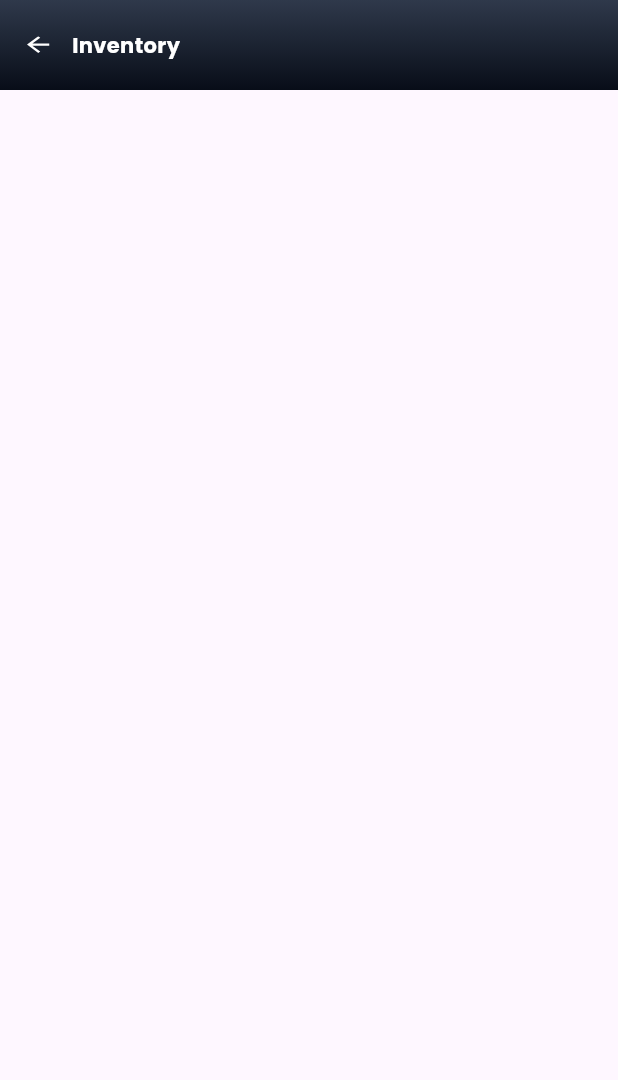
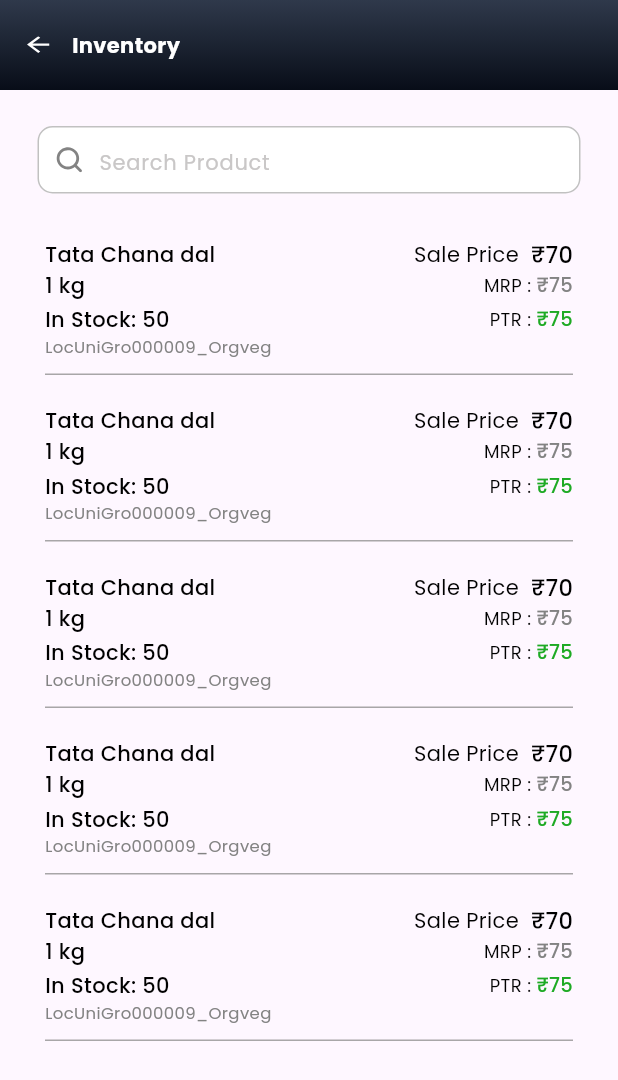
Before and after one commit to justsaagar/supplier-app, a Flutter app: the InventoryScreen screen opened by its route, on a phone screen of 412 x 824 dp. Shown: the top 1080 px of the screen. Run offline on Flutter 3.47's test engine with Material 2 defaults, Android fonts, the phone set to English and light mode, and no system bars; our stand-ins replace cached_network_image, carousel_slider, cloud_firestore, dropdown_button2, firebase_core, flutter_svg and 16 more; missing offline and left inert: open_store; accounts and stored records are empty.

Commit message:
Add : Inventory screen UI

```diff
--- a/lib/app/widget/app_text_form_field.dart
+++ b/lib/app/widget/app_text_form_field.dart
@@ -65,7 +65,7 @@ class AppTextFormField extends StatelessWidget {
           ),
           child: Row(
             children: [
-              if (prefixIcon != null) SizedBox(width: 60.px, child: prefixIcon),
+              if (prefixIcon != null) SizedBox(width: 40.px, child: prefixIcon),
               Expanded(
                 child: TextFormField(
                   controller: controller,
--- a/lib/controller/home_controller.dart
+++ b/lib/controller/home_controller.dart
@@ -3,6 +3,7 @@ import 'package:get/get.dart';
 import 'package:rxdart/rxdart.dart';
 import 'package:supplier/constant/app_asset.dart';
 import 'package:supplier/screen/dashboard_module/home/analytics_screen/analytics_screen.dart';
+import 'package:supplier/screen/inventory_screen/inventory_screen.dart';
 
 class HomeController extends GetxController {
   PageController controller = PageController();
@@ -11,7 +12,7 @@ class HomeController extends GetxController {
     {'image': AppAsset.newOrders, 'name': 'New orders', 'pageName': const AnalyticsScreen()},
     {'image': AppAsset.analysis, 'name': 'Analytics', 'pageName': const AnalyticsScreen()},
     {'image': AppAsset.retailers, 'name': 'Retailers', 'pageName': const AnalyticsScreen()},
-    {'image': AppAsset.inventory, 'name': 'Inventory', 'pageName': const AnalyticsScreen()},
+    {'image': AppAsset.inventory, 'name': 'Inventory', 'pageName': const InventoryScreen()},
     {'image': AppAsset.invoice, 'name': 'Invoice', 'pageName': const AnalyticsScreen()},
   ];
 }
--- /dev/null
+++ b/lib/controller/inventory_controller.dart
@@ -0,0 +1,6 @@
+import 'package:flutter/material.dart';
+import 'package:get/get.dart';
+
+class InventoryController extends GetxController {
+  TextEditingController searchController = TextEditingController();
+}
--- a/lib/screen/inventory_screen/inventory_screen.dart
+++ b/lib/screen/inventory_screen/inventory_screen.dart
@@ -1,5 +1,12 @@
 import 'package:flutter/material.dart';
+import 'package:get/get.dart';
 import 'package:supplier/app/widget/app_app_bar.dart';
+import 'package:supplier/app/widget/app_image_assets.dart';
+import 'package:supplier/app/widget/app_text.dart';
+import 'package:supplier/app/widget/app_text_form_field.dart';
+import 'package:supplier/constant/app_asset.dart';
+import 'package:supplier/constant/color_constant.dart';
+import 'package:supplier/controller/inventory_controller.dart';
 
 class InventoryScreen extends StatelessWidget {
   const InventoryScreen({Key? key}) : super(key: key);
@@ -8,6 +15,152 @@ class InventoryScreen extends StatelessWidget {
   Widget build(BuildContext context) {
     return Scaffold(
       appBar: AppAppBar(title: 'Inventory'),
+      body: GetBuilder(
+          init: InventoryController(),
+          builder: (InventoryController inventoryController) {
+            return Column(
+              children: [
+                searchBarView(inventoryController),
+                inventoryItemView(),
+              ],
+            );
+          }),
+    );
+  }
+
+  searchBarView(InventoryController inventoryController) {
+    return Container(
+      margin: const EdgeInsets.symmetric(horizontal: 25, vertical: 20),
+      child: AppTextFormField(
+        controller: inventoryController.searchController,
+        hintText: 'Search Product',
+        headerTitle: '',
+        filedColor: AppColorConstant.appWhite,
+        isBorder: true,
+        prefixIcon: const AppImageAsset(
+          image: AppAsset.searchIcon,
+          color: AppColorConstant.appGrey,
+        ),
+      ),
+    );
+  }
+
+  inventoryItemView() {
+    return Expanded(
+      child: ListView.builder(
+        itemCount: 5,
+        padding: const EdgeInsets.only(bottom: 15),
+        itemBuilder: (context, index) => Container(
+          margin: const EdgeInsets.symmetric(horizontal: 30, vertical: 10),
+          child: Column(
+            crossAxisAlignment: CrossAxisAlignment.start,
+            children: [
+              const Row(
+                mainAxisAlignment: MainAxisAlignment.spaceBetween,
+                crossAxisAlignment: CrossAxisAlignment.baseline,
+                textBaseline: TextBaseline.ideographic,
+                children: [
+                  Expanded(
+                    child: AppText(
+                      'Tata Chana dal',
+                      color: AppColorConstant.appBlack,
+                      fontWeight: FontWeight.w500,
+                      maxLines: 2,
+                    ),
+                  ),
+                  Row(
+                    children: [
+                      AppText('Sale Price  ', color: AppColorConstant.appBlack),
+                      AppText(
+                        '₹70',
+                        color: AppColorConstant.appBlack,
+                        fontWeight: FontWeight.w500,
+                        fontSize: 15,
+                      ),
+                    ],
+                  ),
+                ],
+              ),
+              const Row(
+                mainAxisAlignment: MainAxisAlignment.spaceBetween,
+                children: [
+                  Row(
+                    children: [
+                      AppText(
+                        '1 kg',
+                        color: AppColorConstant.appBlack,
+                        fontWeight: FontWeight.w500,
+                      ),
+                    ],
+                  ),
+                  Row(
+                    children: [
+                      AppText(
+                        'MRP : ',
+                        color: AppColorConstant.appBlack,
+                        fontSize: 12,
+                      ),
+                      AppText(
+                        '₹75',
+                        color: AppColorConstant.appGrey,
+                        textAlign: TextAlign.start,
+                        fontWeight: FontWeight.w500,
+                        fontSize: 13,
+                      ),
+                    ],
+                  ),
+                ],
+              ),
+              const SizedBox(height: 3),
+              const Row(
+                mainAxisAlignment: MainAxisAlignment.spaceBetween,
+                children: [
+                  Row(
+                    children: [
+                      AppText(
+                        'In Stock: ',
+                        color: AppColorConstant.appBlack,
+                        fontWeight: FontWeight.w500,
+                      ),
+                      AppText(
+                        '50',
+                        color: AppColorConstant.appBlack,
+                        fontWeight: FontWeight.w500,
+                      ),
+                    ],
+                  ),
+                  Row(
+                    children: [
+                      AppText(
+                        'PTR : ',
+                        color: AppColorConstant.appBlack,
+                        fontSize: 12,
+                      ),
+                      AppText(
+                        '₹75',
+                        color: AppColorConstant.appGreen,
+                        textAlign: TextAlign.start,
+                        fontWeight: FontWeight.w500,
+                        fontSize: 13,
+                      ),
+                    ],
+                  ),
+                ],
+              ),
+              const AppText(
+                'LocUniGro000009_Orgveg',
+                fontSize: 11,
+                color: AppColorConstant.appGrey,
+              ),
+              Container(
+                height: 1,
+                margin: const EdgeInsets.only(top: 10),
+                color: AppColorConstant.appGrey.withOpacity(0.7),
+              ),
+            ],
+          ),
+        ),
+      ),
     );
   }
 }
```
